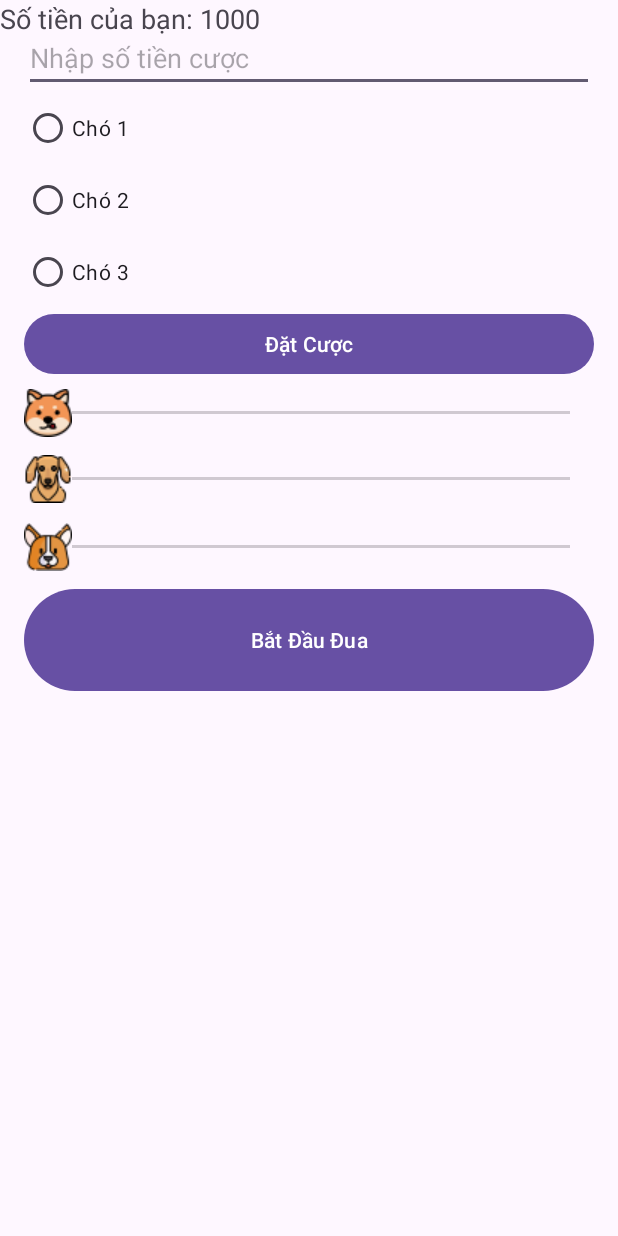
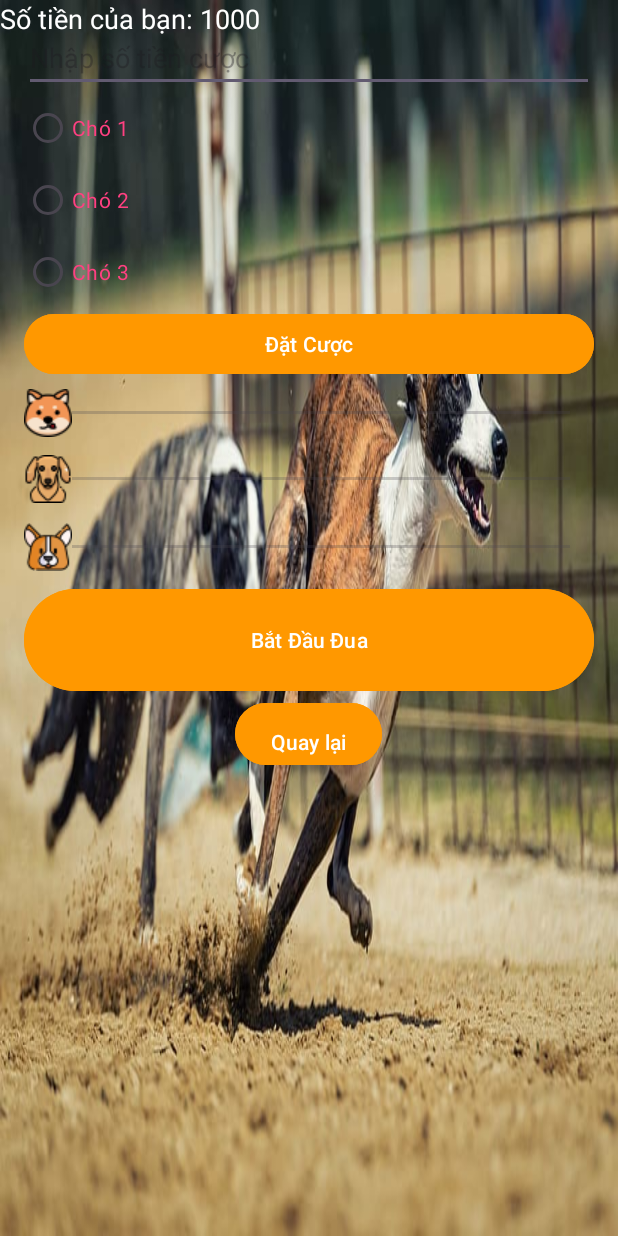
Before and after one commit to ShuichiDe/PRM392_MiniProject, an Android app: the MainActivity screen opened directly, with no data from a screen before it, on a phone screen of 412 x 824 dp. Run offline under Robolectric (Android 15) with nearby library versions, the light colour scheme and no system bars.

Commit message:
feat: dat cuoc

```diff
--- a/app/src/main/AndroidManifest.xml
+++ b/app/src/main/AndroidManifest.xml
@@ -25,6 +25,9 @@
             android:name=".MainActivity"
             android:exported="true">
         </activity>
+        <activity android:name=".MainMenuActivity" />
+        <activity android:name=".TutorialActivity"
+            android:theme="@style/Theme.AppCompat.Light.DarkActionBar" />
     </application>
 
 </manifest>
--- a/app/src/main/java/com/example/prm392_miniproject/MainActivity.java
+++ b/app/src/main/java/com/example/prm392_miniproject/MainActivity.java
@@ -10,6 +10,7 @@ import android.widget.SeekBar;
 import android.widget.TextView;
 import android.widget.Toast;
 
+import androidx.activity.OnBackPressedCallback;
 import androidx.appcompat.app.AppCompatActivity;
 
 import java.util.Random;
@@ -26,6 +27,7 @@ public class MainActivity extends AppCompatActivity {
     private boolean hasPlacedBet = false;
     private Handler handler;
     private Runnable runnable;
+    private Button btnBack;
 
     @SuppressLint("MissingInflatedId")
     @Override
@@ -46,6 +48,26 @@ public class MainActivity extends AppCompatActivity {
         updatePlayerMoneyText();
         placeBetButton.setOnClickListener(v -> placeBet());
         startButton.setOnClickListener(v -> startRace());
+
+        // Thêm nút "Quay lại"
+        btnBack = findViewById(R.id.btnBack);
+
+        // Xử lý sự kiện khi nhấn nút "Quay lại"
+        btnBack.setOnClickListener(v -> {
+            // Sử dụng OnBackPressedDispatcher để xử lý quay lại
+            getOnBackPressedDispatcher().onBackPressed();
+        });
+
+        // Đăng ký callback cho hành vi khi nhấn nút "Back"
+        getOnBackPressedDispatcher().addCallback(this, new OnBackPressedCallback(true) {
+            @Override
+            public void handleOnBackPressed() {
+                // Logic tùy chỉnh khi nhấn nút "Back"
+                Toast.makeText(MainActivity.this, "Nút quay lại được nhấn", Toast.LENGTH_SHORT).show();
+                finish(); // Quay lại hoặc kết thúc Activity
+            }
+        });
+
     }
 
     private void updatePlayerMoneyText() {
@@ -151,4 +173,5 @@ public class MainActivity extends AppCompatActivity {
         hasPlacedBet = false;
         startButton.setEnabled(false);
     }
+
 }
--- a/app/src/main/java/com/example/prm392_miniproject/SignInActivity.java
+++ b/app/src/main/java/com/example/prm392_miniproject/SignInActivity.java
@@ -51,7 +51,7 @@ public class SignInActivity extends AppCompatActivity implements View.OnClickLis
         }
         // Add authentication logic if needed
 
-        Intent intent = new Intent(this, MainActivity.class);
+        Intent intent = new Intent(this, MainMenuActivity.class);
         startActivity(intent);
         finish();
     }
--- a/app/src/main/res/layout/activity_main.xml
+++ b/app/src/main/res/layout/activity_main.xml
@@ -1,32 +1,37 @@
 <?xml version="1.0" encoding="utf-8"?>
-<androidx.constraintlayout.widget.ConstraintLayout xmlns:android="http://schemas.android.com/apk/res/android"
+<androidx.constraintlayout.widget.ConstraintLayout
+    xmlns:android="http://schemas.android.com/apk/res/android"
     xmlns:tools="http://schemas.android.com/tools"
     android:layout_width="match_parent"
     android:layout_height="match_parent"
-    android:id="@+id/main">
+    android:id="@+id/main"
+    android:background="@drawable/play_background"> <!-- Nền tối -->
+
     <TextView
         android:id="@+id/playerMoneyText"
         android:layout_width="wrap_content"
         android:layout_height="wrap_content"
         android:text="Số tiền của bạn: 1000"
         android:textSize="18sp"
+        android:textColor="@android:color/white"
         android:layout_gravity="center_horizontal"
-        android:paddingBottom="16dp"/>
+        android:paddingBottom="16dp" />
 
     <LinearLayout
         android:layout_width="match_parent"
         android:layout_height="match_parent"
         android:orientation="vertical"
         android:padding="16dp"
-        tools:layout_editor_absoluteX="-182dp"
-        tools:layout_editor_absoluteY="-219dp">
+        android:gravity="center_horizontal"> <!-- Đặt Gravity cho LinearLayout -->
 
         <EditText
             android:id="@+id/betAmountInput"
             android:layout_width="match_parent"
             android:layout_height="wrap_content"
             android:hint="Nhập số tiền cược"
-            android:inputType="number" />
+            android:inputType="number"
+            android:textColor="@color/colorAccent" />.<!-- Màu nổi bật cho văn bản -->
+
 
         <RadioGroup
             android:id="@+id/horseSelectionGroup"
@@ -37,56 +42,77 @@
                 android:id="@+id/radio_horse1"
                 android:layout_width="wrap_content"
                 android:layout_height="wrap_content"
-                android:text="Chó 1" />
+                android:text="Chó 1"
+                android:textColor="@color/colorAccent"
+                android:buttonTint="@color/colorAccent" />
 
             <RadioButton
                 android:id="@+id/radio_horse2"
                 android:layout_width="wrap_content"
                 android:layout_height="wrap_content"
-                android:text="Chó 2" />
+                android:text="Chó 2"
+                android:textColor="@color/colorAccent"
+                android:buttonTint="@color/colorAccent" />
 
             <RadioButton
                 android:id="@+id/radio_horse3"
                 android:layout_width="wrap_content"
                 android:layout_height="wrap_content"
-                android:text="Chó 3" />
+                android:text="Chó 3"
+                android:textColor="@color/colorAccent"
+                android:buttonTint="@color/colorAccent" />
         </RadioGroup>
 
         <Button
             android:id="@+id/betButton"
             android:layout_width="match_parent"
             android:layout_height="wrap_content"
-            android:text="Đặt Cược" />
+            android:text="Đặt Cược"
+            android:textColor="@android:color/white"
+            android:backgroundTint="@color/button_color" /> <!-- Màu cho nút -->
 
+        <!-- SeekBars với thumb đã được giữ lại -->
         <SeekBar
             android:id="@+id/dog1"
             android:layout_width="match_parent"
             android:layout_height="44dp"
             android:max="100"
-            android:thumb="@drawable/dog_2"
-            />
+            android:progressTint="@color/seekbar_progress"
+            android:thumb="@drawable/dog_2" />
 
         <SeekBar
             android:id="@+id/dog2"
             android:layout_width="match_parent"
             android:layout_height="44dp"
             android:max="100"
-            android:thumb="@drawable/dog_2053837"/>
+            android:progressTint="@color/seekbar_progress"
+            android:thumb="@drawable/dog_2053837" />
 
         <SeekBar
             android:id="@+id/dog3"
             android:layout_width="match_parent"
             android:layout_height="47dp"
             android:max="100"
-            android:thumb="@drawable/corgi_4364608"/>
+            android:progressTint="@color/seekbar_progress"
+            android:thumb="@drawable/corgi_4364608" />
 
         <Button
             android:id="@+id/startButton"
             android:layout_width="match_parent"
             android:layout_height="76dp"
-            android:text="Bắt Đầu Đua" />
+            android:text="Bắt Đầu Đua"
+            android:textColor="@android:color/white"
+            android:backgroundTint="@color/button_color" />
+
+        <Button
+            android:id="@+id/btnBack"
+            android:layout_width="wrap_content"
+            android:layout_height="wrap_content"
+            android:text="Quay lại"
+            android:textColor="@android:color/white"
+            android:backgroundTint="@color/button_color"
+            android:paddingTop="16dp"
+            android:gravity="center_horizontal" />
 
     </LinearLayout>
-
-
 </androidx.constraintlayout.widget.ConstraintLayout>
--- a/app/src/main/res/values/colors.xml
+++ b/app/src/main/res/values/colors.xml
@@ -2,4 +2,9 @@
 <resources>
     <color name="black">#FF000000</color>
     <color name="white">#FFFFFFFF</color>
+    <color name="button_color">#FF9800</color> <!-- Màu cam cho nút -->
+    <color name="radio_button_tint">#FFFFFF</color> <!-- Màu trắng cho RadioButton -->
+    <color name="seekbar_progress">#FF5722</color> <!-- Màu tiến trình của SeekBar -->
+    <color name="colorAccent">#FF4081</color>
+    <color name="colorHint">#B0BEC5</color>
 </resources>
```
Also changed, not shown: app/src/main/java/com/example/prm392_miniproject/MainMenuActivity.java (added, +43 -0 lines), app/src/main/java/com/example/prm392_miniproject/TutorialActivity.java (added, +44 -0 lines), app/src/main/res/layout/activity_main_menu.xml (added, +30 -0 lines), app/src/main/res/layout/activity_tutorial.xml (added, +87 -0 lines), app/src/main/res/drawable/dog_race.png (added), app/src/main/res/drawable/play_background.jpg (added).
